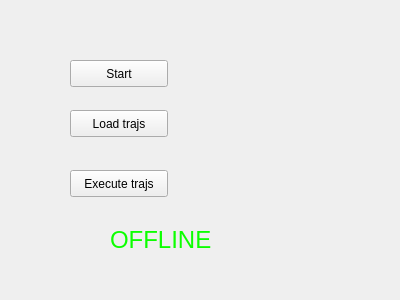
Qt form include/move3d_ros_gui.ui (jmainpri/move3d_ros) before a commit.
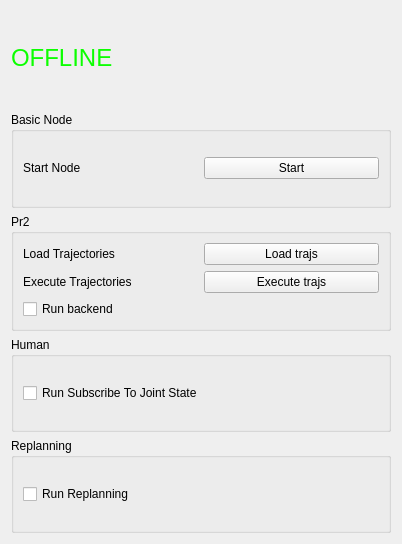
The same form after that commit.

Commit message: Work on replanning framework fix bug in human joint state

Patch:
```diff
--- a/include/move3d_ros_gui.ui
+++ b/include/move3d_ros_gui.ui
@@ -6,65 +6,121 @@
    <rect>
     <x>0</x>
     <y>0</y>
-    <width>400</width>
-    <height>300</height>
+    <width>402</width>
+    <height>544</height>
    </rect>
   </property>
   <property name="windowTitle">
    <string>Form</string>
   </property>
-  <widget class="QPushButton" name="pushButtonStart">
-   <property name="geometry">
-    <rect>
-     <x>70</x>
-     <y>60</y>
-     <width>98</width>
-     <height>27</height>
-    </rect>
-   </property>
-   <property name="text">
-    <string>Start</string>
-   </property>
-  </widget>
-  <widget class="QPushButton" name="pushButtonLoadTrajs">
-   <property name="geometry">
-    <rect>
-     <x>70</x>
-     <y>110</y>
-     <width>98</width>
-     <height>27</height>
-    </rect>
-   </property>
-   <property name="text">
-    <string>Load trajs</string>
-   </property>
-  </widget>
-  <widget class="QLabel" name="labelOnline">
-   <property name="geometry">
-    <rect>
-     <x>110</x>
-     <y>220</y>
-     <width>111</width>
-     <height>41</height>
-    </rect>
-   </property>
-   <property name="text">
-    <string>&lt;html&gt;&lt;head/&gt;&lt;body&gt;&lt;p&gt;&lt;span style=&quot; font-size:18pt; color:#0cff00;&quot;&gt;OFFLINE&lt;/span&gt;&lt;/p&gt;&lt;/body&gt;&lt;/html&gt;</string>
-   </property>
-  </widget>
-  <widget class="QPushButton" name="pushButtonExecTrajs">
-   <property name="geometry">
-    <rect>
-     <x>70</x>
-     <y>170</y>
-     <width>98</width>
-     <height>27</height>
-    </rect>
-   </property>
-   <property name="text">
-    <string>Execute trajs</string>
-   </property>
-  </widget>
+  <layout class="QGridLayout" name="gridLayout">
+   <item row="4" column="1">
+    <widget class="QGroupBox" name="groupBox_2">
+     <property name="title">
+      <string>Human</string>
+     </property>
+     <layout class="QGridLayout" name="gridLayout_3">
+      <item row="0" column="0">
+       <widget class="QCheckBox" name="checkBoxRunHumanBackEnd">
+        <property name="text">
+         <string>Run Subscribe To Joint State</string>
+        </property>
+       </widget>
+      </item>
+     </layout>
+    </widget>
+   </item>
+   <item row="1" column="1">
+    <widget class="QLabel" name="labelOnline">
+     <property name="text">
+      <string>&lt;html&gt;&lt;head/&gt;&lt;body&gt;&lt;p&gt;&lt;span style=&quot; font-size:18pt; color:#0cff00;&quot;&gt;OFFLINE&lt;/span&gt;&lt;/p&gt;&lt;/body&gt;&lt;/html&gt;</string>
+     </property>
+    </widget>
+   </item>
+   <item row="3" column="1">
+    <widget class="QGroupBox" name="groupBox_4">
+     <property name="title">
+      <string>Pr2</string>
+     </property>
+     <layout class="QGridLayout" name="gridLayout_5">
+      <item row="0" column="1">
+       <widget class="QPushButton" name="pushButtonLoadTrajs">
+        <property name="text">
+         <string>Load trajs</string>
+        </property>
+       </widget>
+      </item>
+      <item row="0" column="0">
+       <widget class="QLabel" name="label_2">
+        <property name="text">
+         <string>Load Trajectories</string>
+        </property>
+       </widget>
+      </item>
+      <item row="2" column="0">
+       <widget class="QCheckBox" name="checkBoxRunPr2Backend">
+        <property name="text">
+         <string>Run backend</string>
+        </property>
+       </widget>
+      </item>
+      <item row="1" column="0">
+       <widget class="QLabel" name="label_3">
+        <property name="text">
+         <string>Execute Trajectories</string>
+        </property>
+       </widget>
+      </item>
+      <item row="1" column="1">
+       <widget class="QPushButton" name="pushButtonExecTrajs">
+        <property name="text">
+         <string>Execute trajs</string>
+        </property>
+       </widget>
+      </item>
+     </layout>
+    </widget>
+   </item>
+   <item row="2" column="1">
+    <widget class="QGroupBox" name="groupBox">
+     <property name="title">
+      <string>Basic Node</string>
+     </property>
+     <layout class="QGridLayout" name="gridLayout_2">
+      <item row="0" column="0">
+       <widget class="QLabel" name="label">
+        <property name="text">
+         <string>Start Node</string>
+        </property>
+       </widget>
+      </item>
+      <item row="0" column="1">
+       <widget class="QPushButton" name="pushButtonStart">
+        <property name="text">
+         <string>Start</string>
+        </property>
+       </widget>
+      </item>
+     </layout>
+    </widget>
+   </item>
+   <item row="5" column="1">
+    <widget class="QGroupBox" name="groupBox_3">
+     <property name="title">
+      <string>Replanning</string>
+     </property>
+     <layout class="QGridLayout" name="gridLayout_4">
+      <item row="0" column="0">
+       <widget class="QCheckBox" name="checkBoxRunReplanning">
+        <property name="text">
+         <string>Run Replanning</string>
+        </property>
+       </widget>
+      </item>
+     </layout>
+    </widget>
+   </item>
+  </layout>
  </widget>
  <resources/>
  <connections/>
```
The commit also changes 13 other files.
